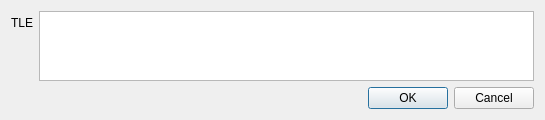
Above: tracker_dialog.ui from FelipeCortez/emmn before the change. Below: the same form after it.
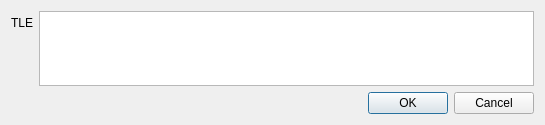
That is the form after the change.

The edit to the form file:
```diff
--- a/tracker_dialog.ui
+++ b/tracker_dialog.ui
@@ -7,7 +7,7 @@
     <x>0</x>
     <y>0</y>
     <width>545</width>
-    <height>118</height>
+    <height>125</height>
    </rect>
   </property>
   <property name="windowTitle">
```
